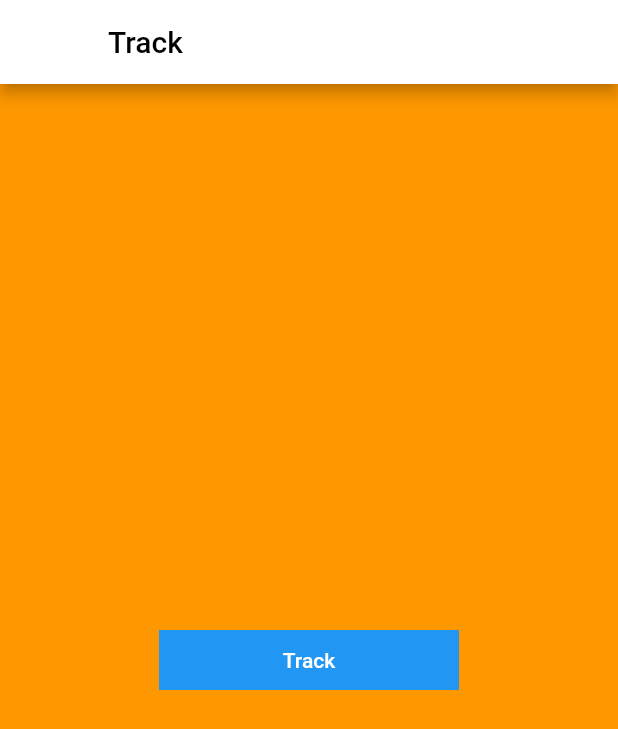
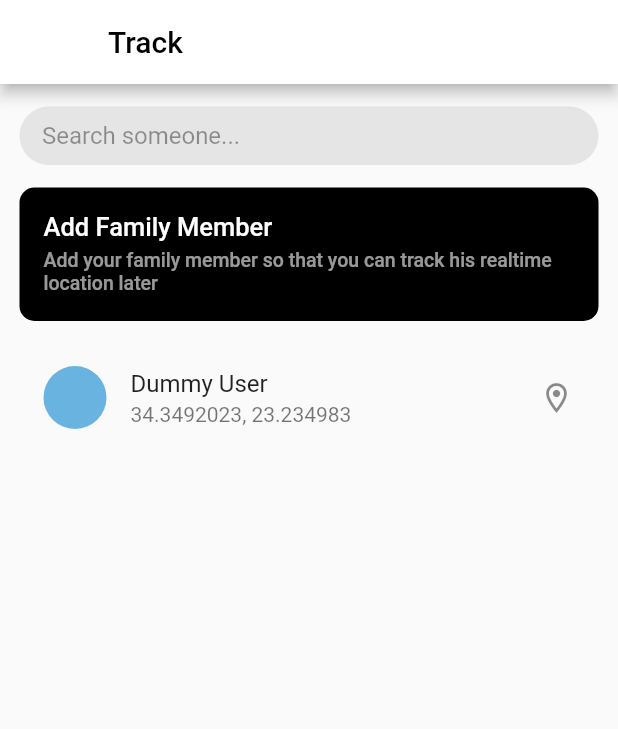
Before and after one commit to iWOLFSTEIN/Kid-Tracking-App-Flutter, a Flutter app: the TrackScreen screen opened directly, on a phone screen of 412 x 824 dp. Shown: the top 729 px of the screen. Run offline on Flutter 3.47's test engine with Material 2 defaults, Android fonts, the phone set to English and light mode, and no system bars; our stand-ins replace cached_network_image, cloud_firestore, cool_alert, custom_navigation_bar, firebase_auth, firebase_core and 6 more; accounts and stored records are empty.

Commit message:
track screen design is made

```diff
--- a/lib/Screens/track_screen.dart
+++ b/lib/Screens/track_screen.dart
@@ -10,6 +10,7 @@ class TrackScreen extends StatefulWidget {
 }
 
 class _TrackScreenState extends State<TrackScreen> {
+  var textStyle = TextStyle();
   @override
   Widget build(BuildContext context) {
     return Scaffold(
@@ -20,13 +21,47 @@ class _TrackScreenState extends State<TrackScreen> {
         ),
         backgroundColor: Colors.white,
       ),
-      body: Container(
-        color: Colors.orange,
-        child: Center(
-          child: Container(
-            height: 40,
-            width: 200,
-            color: Colors.blue,
+      body: SingleChildScrollView(
+        child: Padding(
+          padding: const EdgeInsets.symmetric(horizontal: 13),
+          child: Column(
+            children: [
+              SizedBox(
+                height: 15,
+              ),
+              Container(
+                width: double.infinity,
+                decoration: BoxDecoration(
+                    color: Color(0xFFE5E5E5),
+                    borderRadius: BorderRadius.circular(50)),
+                child: TextField(
+                  style: textStyle.copyWith(color: Colors.black),
+                  autocorrect: false,
+                  decoration: InputDecoration(
+                    border: InputBorder.none,
+                    focusedBorder: InputBorder.none,
+                    enabledBorder: InputBorder.none,
+                    errorBorder: InputBorder.none,
+                    disabledBorder: InputBorder.none,
+                    hintText: 'Search someone...',
+                    isDense: true,
+                    contentPadding:
+                        EdgeInsets.symmetric(vertical: 10, horizontal: 15),
+                    hintStyle: textStyle.copyWith(
+                      color: Colors.black.withOpacity(0.4),
+                    ),
+                  ),
+                ),
+              ),
+              SizedBox(
+                height: 15,
+              ),
+              Container(
+                // height: 80,
+                width: double.infinity,
+                decoration: BoxDecoration(
+                    color: Colors.black,
+                    borderRadius: BorderRadius.all(Radius.circular(10))),
                 child: TextButton(
                     onPressed: () async {
                       // var latitude;
@@ -42,18 +77,54 @@ class _TrackScreenState extends State<TrackScreen> {
                       // });
 
                       // if (!(latitude == null || longitude == null))
-                  Navigator.push(context, MaterialPageRoute(builder: (context) {
-                    return MapScreen(
-                        // latitude: latitude,
-                        // longitude: longitude,
-                        );
-                  }));
-                  // googleSignInServices.signOutGoogle();
+                      // Navigator.push(context,
+                      //     MaterialPageRoute(builder: (context) {
+                      //   return MapScreen(
+
+                      //       );
+                      // }));
                     },
-                child: Text(
-                  "Track",
-                  style: TextStyle(color: Colors.white),
+                    child: Padding(
+                      padding: const EdgeInsets.only(
+                          left: 8, right: 8, top: 8, bottom: 10),
+                      child: Column(
+                        crossAxisAlignment: CrossAxisAlignment.start,
+                        children: [
+                          Text(
+                            "Add Family Member",
+                            style: TextStyle(color: Colors.white, fontSize: 17),
+                          ),
+                          SizedBox(
+                            height: 5,
+                          ),
+                          Wrap(
+                            children: [
+                              Text(
+                                "Add your family member so that you can track his realtime location later",
+                                style: TextStyle(
+                                    color: Colors.white.withOpacity(0.6),
+                                    fontSize: 13),
+                              ),
+                            ],
+                          ),
+                        ],
+                      ),
                     )),
+              ),
+              SizedBox(
+                height: 15,
+              ),
+              ListTile(
+                onTap: () {},
+                leading: CircleAvatar(
+                  radius: 21,
+                  backgroundColor: Color(0xFF68B3DF),
+                ),
+                title: Text("Dummy User"),
+                subtitle: Text("34.3492023, 23.234983"),
+                trailing: Icon(Icons.location_on_outlined),
+              )
+            ],
           ),
         ),
       ),
```
Lines whose indentation alone changed are shown as unchanged.
